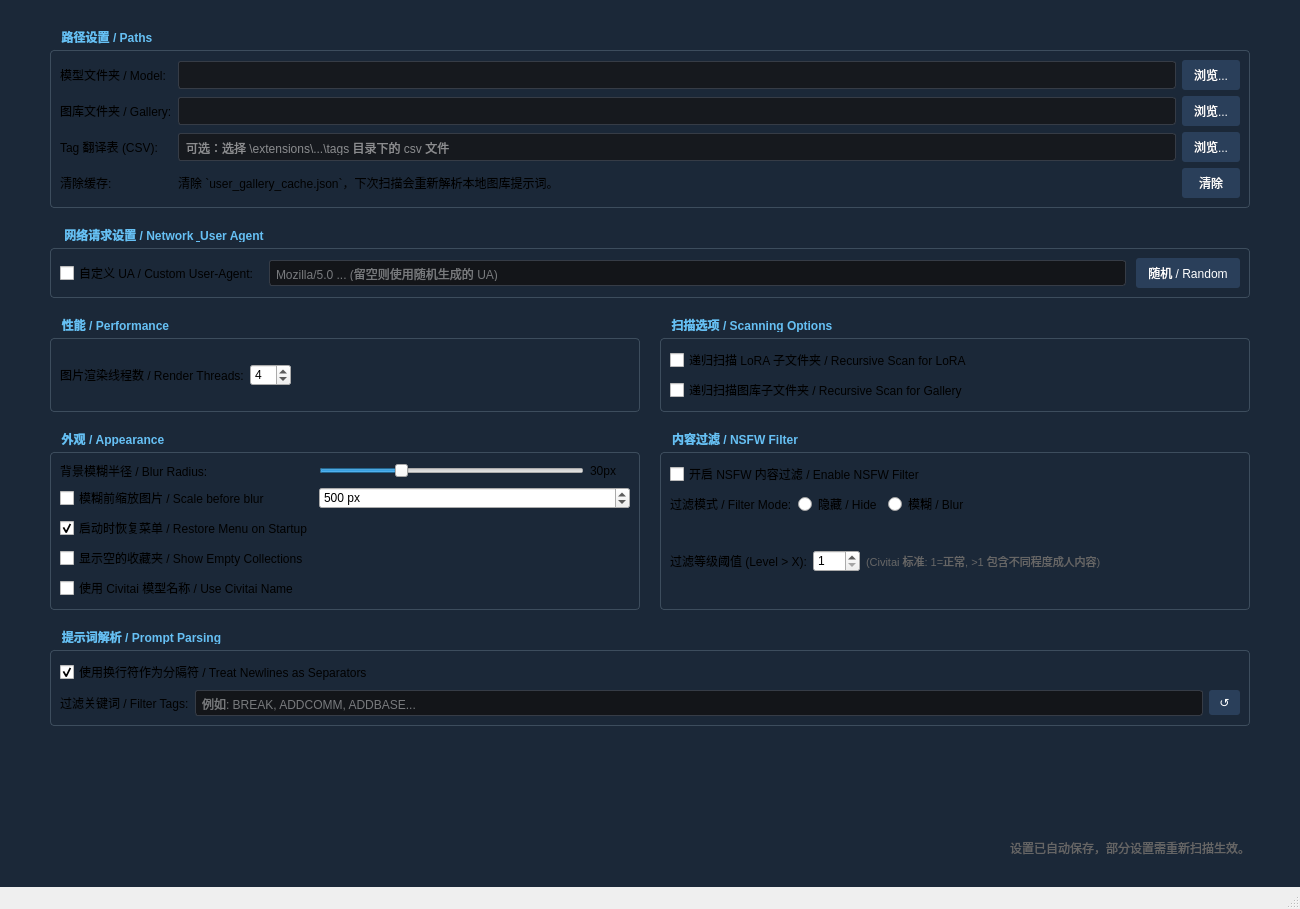
hanbinhsh/SD-LoRA-Manager, file mainwindow.ui: the form before one commit.
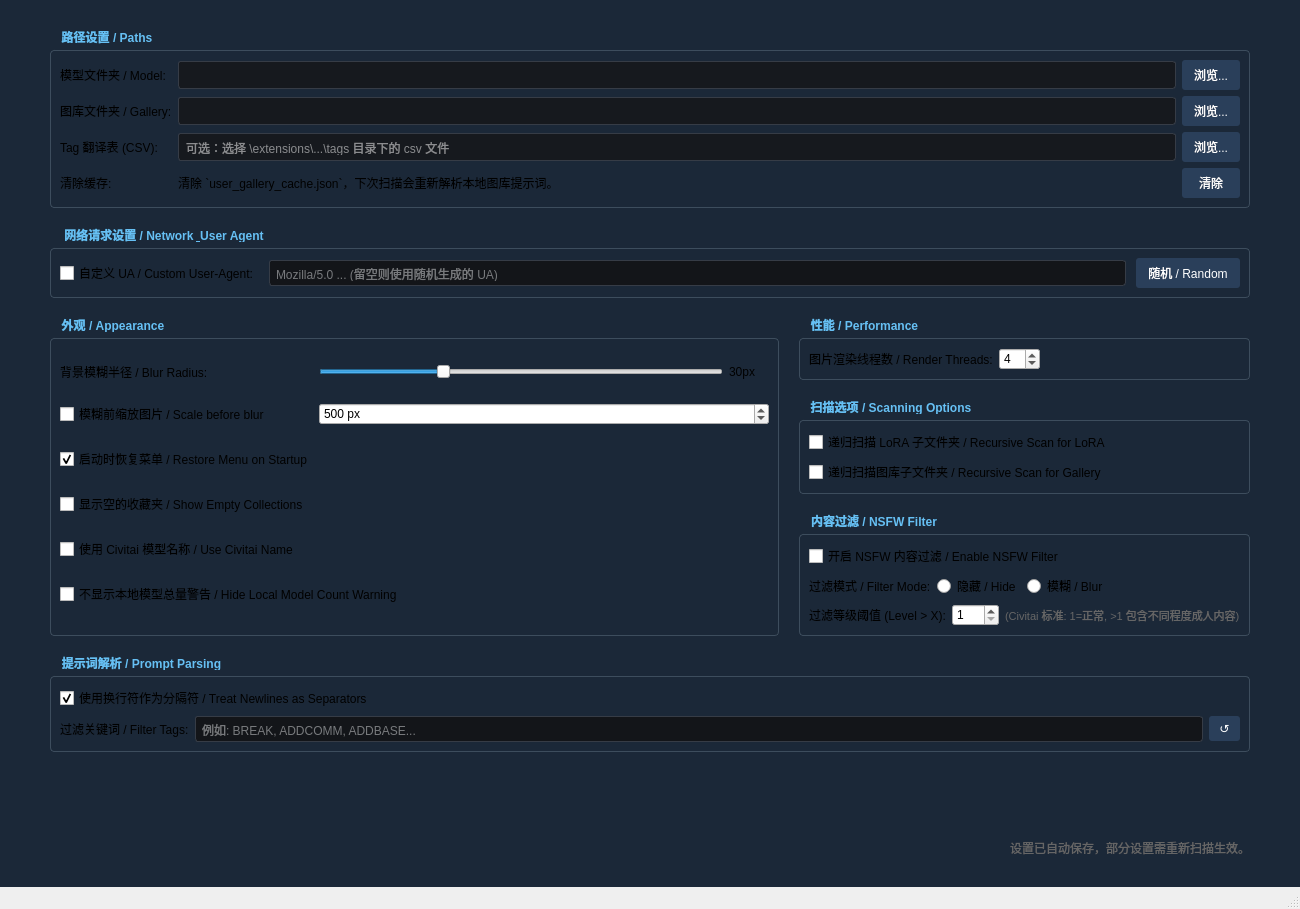
The form after the commit. The open tabs and pages were chosen to show the change.

Commit message: 侧边栏图标下载后不显示问题和本体模型警告弹窗调整

Diff of the .ui file:
```diff
--- a/mainwindow.ui
+++ b/mainwindow.ui
@@ -2336,85 +2336,7 @@
          </widget>
         </item>
         <item>
-         <layout class="QHBoxLayout" name="horizontalLayout_4" stretch="1,1">
-          <item>
-           <widget class="QGroupBox" name="groupPerformance">
-            <property name="title">
-             <string>性能 / Performance</string>
-            </property>
-            <layout class="QGridLayout" name="gridLayout_Perf">
-             <item row="0" column="0">
-              <widget class="QLabel" name="lblThreads">
-               <property name="text">
-                <string>图片渲染线程数 / Render Threads:</string>
-               </property>
-              </widget>
-             </item>
-             <item row="0" column="1">
-              <widget class="QSpinBox" name="spinRenderThreads">
-               <property name="toolTip">
-                <string>同时加载图片的数量。默认 4。设置过高可能会卡顿。</string>
-               </property>
-               <property name="minimum">
-                <number>1</number>
-               </property>
-               <property name="maximum">
-                <number>32</number>
-               </property>
-               <property name="value">
-                <number>4</number>
-               </property>
-              </widget>
-             </item>
-             <item row="0" column="2">
-              <spacer name="horizontalSpacer_Perf">
-               <property name="orientation">
-                <enum>Qt::Orientation::Horizontal</enum>
-               </property>
-               <property name="sizeHint" stdset="0">
-                <size>
-                 <width>40</width>
-                 <height>20</height>
-                </size>
-               </property>
-              </spacer>
-             </item>
-            </layout>
-           </widget>
-          </item>
-          <item>
-           <widget class="QGroupBox" name="groupScan">
-            <property name="title">
-             <string>扫描选项 / Scanning Options</string>
-            </property>
-            <layout class="QVBoxLayout" name="verticalLayout_ScanOpts">
-             <item>
-              <widget class="QCheckBox" name="chkRecursiveLora">
-               <property name="toolTip">
-                <string>勾选后将搜索子目录下的模型文件。</string>
-               </property>
-               <property name="text">
-                <string>递归扫描 LoRA 子文件夹 / Recursive Scan for LoRA</string>
-               </property>
-              </widget>
-             </item>
-             <item>
-              <widget class="QCheckBox" name="chkRecursiveGallery">
-               <property name="toolTip">
-                <string>勾选后将搜索子目录下的图片文件。默认关闭以提高性能。</string>
-               </property>
-               <property name="text">
-                <string>递归扫描图库子文件夹 / Recursive Scan for Gallery</string>
-               </property>
-              </widget>
-             </item>
-            </layout>
-           </widget>
-          </item>
-         </layout>
-        </item>
-        <item>
-         <layout class="QHBoxLayout" name="horizontalLayout" stretch="1,1">
+         <layout class="QHBoxLayout" name="horizontalLayout" stretch="1,0">
           <item>
            <widget class="QGroupBox" name="groupAppearance">
             <property name="title">
@@ -2519,6 +2441,92 @@
                </property>
               </widget>
              </item>
+             <item row="6" column="0" colspan="3">
+              <widget class="QCheckBox" name="chkSuppressLocalWarnings">
+               <property name="toolTip">
+                <string>勾选后，不再弹出“检测到 X 个本地/已编辑模型”的总量提醒；单个模型的覆盖确认仍会保留。</string>
+               </property>
+               <property name="text">
+                <string>不显示本地模型总量警告 / Hide Local Model Count Warning</string>
+               </property>
+              </widget>
+             </item>
+            </layout>
+           </widget>
+          </item>
+          <item>
+           <layout class="QVBoxLayout" name="verticalLayout_4">
+            <item>
+             <widget class="QGroupBox" name="groupPerformance">
+              <property name="title">
+               <string>性能 / Performance</string>
+              </property>
+              <layout class="QGridLayout" name="gridLayout_Perf">
+               <item row="0" column="0">
+                <widget class="QLabel" name="lblThreads">
+                 <property name="text">
+                  <string>图片渲染线程数 / Render Threads:</string>
+                 </property>
+                </widget>
+               </item>
+               <item row="0" column="1">
+                <widget class="QSpinBox" name="spinRenderThreads">
+                 <property name="toolTip">
+                  <string>同时加载图片的数量。默认 4。设置过高可能会卡顿。</string>
+                 </property>
+                 <property name="minimum">
+                  <number>1</number>
+                 </property>
+                 <property name="maximum">
+                  <number>32</number>
+                 </property>
+                 <property name="value">
+                  <number>4</number>
+                 </property>
+                </widget>
+               </item>
+               <item row="0" column="2">
+                <spacer name="horizontalSpacer_Perf">
+                 <property name="orientation">
+                  <enum>Qt::Orientation::Horizontal</enum>
+                 </property>
+                 <property name="sizeHint" stdset="0">
+                  <size>
+                   <width>40</width>
+                   <height>20</height>
+                  </size>
+                 </property>
+                </spacer>
+               </item>
+              </layout>
+             </widget>
+            </item>
+            <item>
+             <widget class="QGroupBox" name="groupScan">
+              <property name="title">
+               <string>扫描选项 / Scanning Options</string>
+              </property>
+              <layout class="QVBoxLayout" name="verticalLayout_ScanOpts">
+               <item>
+                <widget class="QCheckBox" name="chkRecursiveLora">
+                 <property name="toolTip">
+                  <string>勾选后将搜索子目录下的模型文件。</string>
+                 </property>
+                 <property name="text">
+                  <string>递归扫描 LoRA 子文件夹 / Recursive Scan for LoRA</string>
+                 </property>
+                </widget>
+               </item>
+               <item>
+                <widget class="QCheckBox" name="chkRecursiveGallery">
+                 <property name="toolTip">
+                  <string>勾选后将搜索子目录下的图片文件。默认关闭以提高性能。</string>
+                 </property>
+                 <property name="text">
+                  <string>递归扫描图库子文件夹 / Recursive Scan for Gallery</string>
+                 </property>
+                </widget>
+               </item>
             </layout>
            </widget>
           </item>
@@ -2625,6 +2633,8 @@
           </item>
          </layout>
         </item>
+         </layout>
+        </item>
         <item>
          <widget class="QGroupBox" name="groupParsing">
           <property name="title">
```
Left out of the diff: 20 changed lines with no effect on the pictures. Lines whose indentation alone changed are shown as unchanged. The commit also changes 2 other files.
